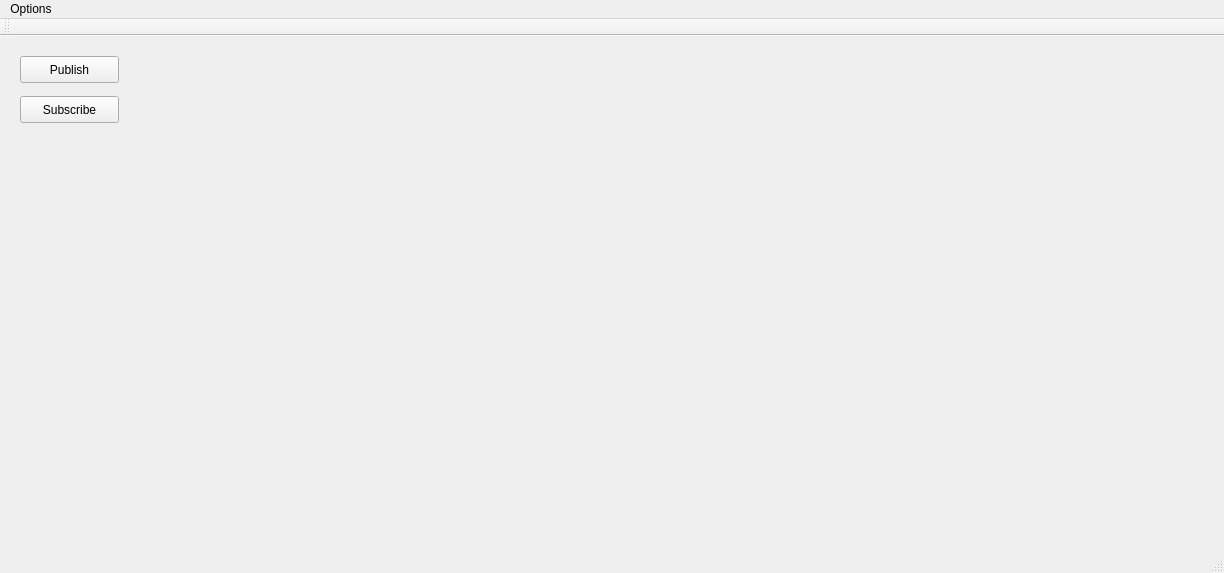
Above: utils/ShapesDemo/forms/mainwindow.ui from eProsima/Fast-DDS before the change. Below: the same form after it.
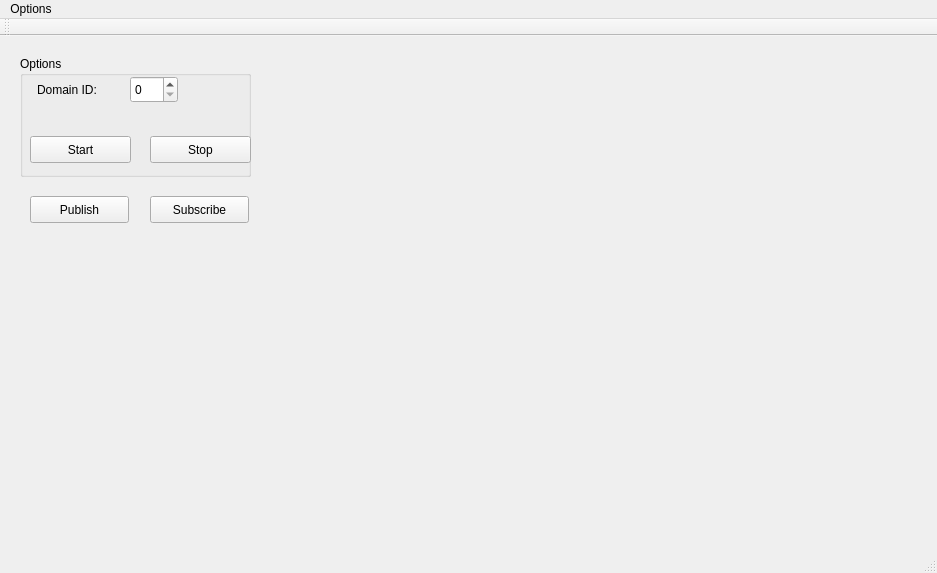
That is the form after the change. Custom widgets are drawn as their Qt base class.

The edit to the form file:
```diff
--- a/utils/ShapesDemo/forms/mainwindow.ui
+++ b/utils/ShapesDemo/forms/mainwindow.ui
@@ -6,7 +6,7 @@
    <rect>
     <x>0</x>
     <y>0</y>
-    <width>1224</width>
+    <width>937</width>
     <height>573</height>
    </rect>
   </property>
@@ -17,7 +17,7 @@
    <widget class="DrawArea" name="areaDraw" native="true">
     <property name="geometry">
      <rect>
-      <x>610</x>
+      <x>330</x>
       <y>10</y>
       <width>591</width>
       <height>481</height>
@@ -27,8 +27,8 @@
    <widget class="QPushButton" name="bt_publish">
     <property name="geometry">
      <rect>
-      <x>20</x>
-      <y>20</y>
+      <x>30</x>
+      <y>160</y>
       <width>99</width>
       <height>27</height>
      </rect>
@@ -40,8 +40,8 @@
    <widget class="QPushButton" name="bt_subscribe">
     <property name="geometry">
      <rect>
-      <x>20</x>
-      <y>60</y>
+      <x>150</x>
+      <y>160</y>
       <width>99</width>
       <height>27</height>
      </rect>
@@ -50,6 +50,74 @@
      <string>Subscribe</string>
     </property>
    </widget>
+   <widget class="QGroupBox" name="group_Options">
+    <property name="geometry">
+     <rect>
+      <x>20</x>
+      <y>20</y>
+      <width>231</width>
+      <height>121</height>
+     </rect>
+    </property>
+    <property name="title">
+     <string>Options</string>
+    </property>
+    <widget class="QLabel" name="label">
+     <property name="geometry">
+      <rect>
+       <x>17</x>
+       <y>25</y>
+       <width>75</width>
+       <height>17</height>
+      </rect>
+     </property>
+     <property name="text">
+      <string>Domain ID:</string>
+     </property>
+    </widget>
+    <widget class="QPushButton" name="push_Stop">
+     <property name="geometry">
+      <rect>
+       <x>130</x>
+       <y>80</y>
+       <width>101</width>
+       <height>27</height>
+      </rect>
+     </property>
+     <property name="text">
+      <string>Stop</string>
+     </property>
+    </widget>
+    <widget class="QPushButton" name="push_Start">
+     <property name="geometry">
+      <rect>
+       <x>10</x>
+       <y>80</y>
+       <width>101</width>
+       <height>27</height>
+      </rect>
+     </property>
+     <property name="text">
+      <string>Start</string>
+     </property>
+    </widget>
+    <widget class="QSpinBox" name="spin_domainId">
+     <property name="geometry">
+      <rect>
+       <x>110</x>
+       <y>20</y>
+       <width>48</width>
+       <height>27</height>
+      </rect>
+     </property>
+     <property name="specialValueText">
+      <string/>
+     </property>
+     <property name="suffix">
+      <string/>
+     </property>
+    </widget>
+   </widget>
   </widget>
   <widget class="QToolBar" name="mainToolBar">
    <attribute name="toolBarArea">
@@ -65,7 +133,7 @@
     <rect>
      <x>0</x>
      <y>0</y>
-     <width>1224</width>
+     <width>937</width>
      <height>25</height>
     </rect>
    </property>
```
